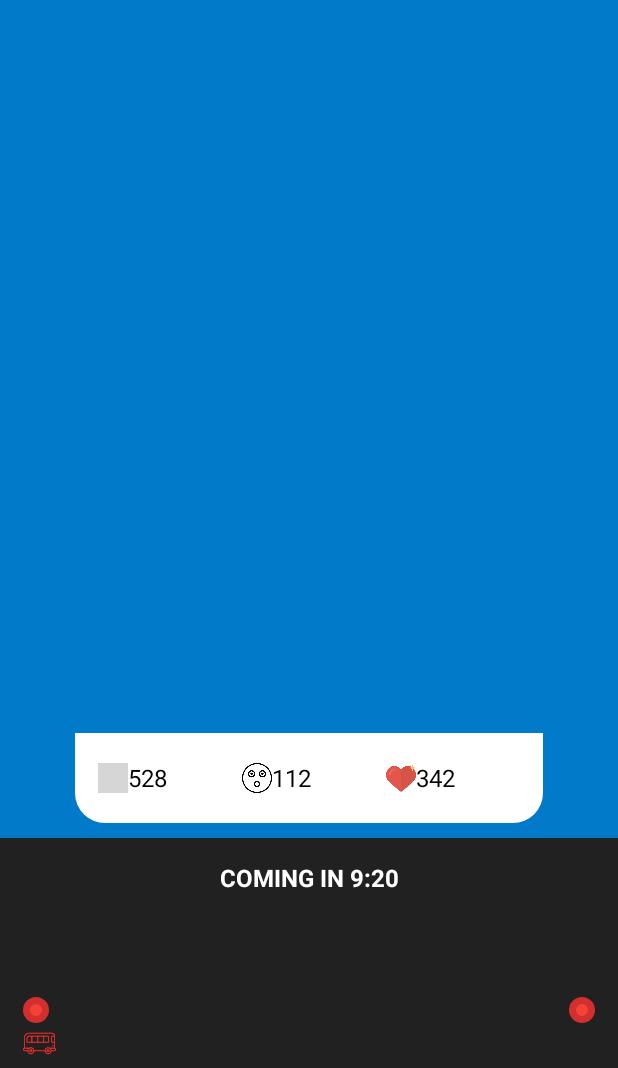
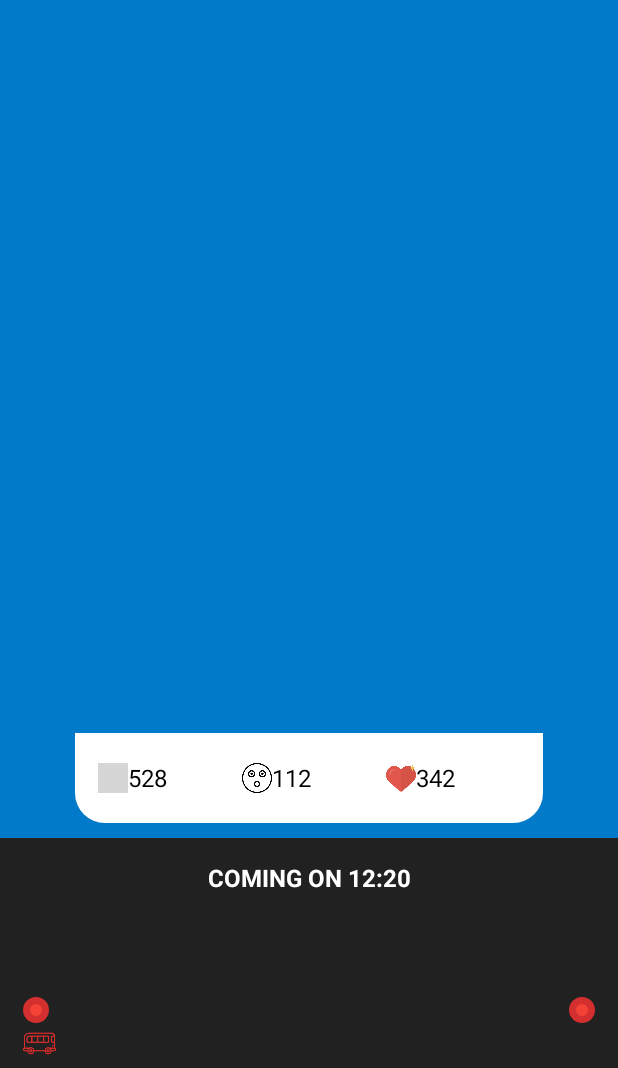
Before and after one commit to ashalva/hackjunction2016, an Android app: the StoryActivity screen opened directly, with no data from a screen before it, after a tap on "527", on a phone screen of 412 x 824 dp, the part 168-1236 px from its top. Run offline under Robolectric (Android 15) with nearby library versions, the phone set to English and light mode, and no system bars; 14 statements that could not run were skipped; grey boxes are pictures that could not be loaded.

Commit message:
Countdowns

```diff
--- a/BusJunctionChallenge/app/src/main/java/com/junction/hack/busjunctionchallenge/StoryActivity.java
+++ b/BusJunctionChallenge/app/src/main/java/com/junction/hack/busjunctionchallenge/StoryActivity.java
@@ -1,6 +1,7 @@
 package com.junction.hack.busjunctionchallenge;
 
 import android.content.DialogInterface;
+import android.os.CountDownTimer;
 import android.support.v4.content.ContextCompat;
 import android.support.v7.app.AlertDialog;
 import android.support.v7.app.AppCompatActivity;
@@ -128,29 +129,27 @@ public class StoryActivity extends AppCompatActivity implements Animation.Animat
                 return super.onOptionsItemSelected(item);
         }
     }
-    int secondCount = 0;
-    int minuteCount = 0;
+
     private void startCountDown() {
         final TextView countDown = (TextView)findViewById(R.id.countdown);
-        minuteCount = storyViewModel.getDuration();
-        countDown.setText(String.format("COMING IN 9:20",minuteCount,secondCount));
-        Timer T=new Timer();
-        T.scheduleAtFixedRate(new TimerTask() {
-            @Override
-            public void run() {
-                runOnUiThread(new Runnable()
-                {
-                    @Override
-                    public void run()
-                    {
-                        secondCount++;
+        new CountDownTimer(storyViewModel.getTravelDuration(), 1000) {
 
-                    }
-                });
+            public void onTick(long millisUntilFinished) {
+                countDown.setText(formatTime(millisUntilFinished));
             }
-        }, 1000, 1000);
+
+            public void onFinish() {
+                countDown.setText("BUS ARRIVED");
+            }
+        }.start();
 
     }
+
+    private String formatTime(long millisUntilFinished) {
+        int seconds = (int) ((millisUntilFinished % 60000) / 1000);
+        return "COMING IN: " + millisUntilFinished / 60000 + ":" + seconds;
+    }
+
     private void createRoute(RelativeLayout view) {
 
         float startX = _startPoint.getX() + _startPoint.getWidth() / 2;
--- a/BusJunctionChallenge/app/src/main/java/com/junction/hack/busjunctionchallenge/factory/StoryResponseFactory.java
+++ b/BusJunctionChallenge/app/src/main/java/com/junction/hack/busjunctionchallenge/factory/StoryResponseFactory.java
@@ -17,7 +17,7 @@ public class StoryResponseFactory {
 
     public StoryResponseFactory() {
         this.stories = new ArrayList<>();
-        this.minutes = 1;
+        this.minutes = 2;
 
         this.stories.add(
                 new Story(R.drawable.donald_trump, "Ronald Reagan", "Ronald Wilson Reagan (/ˈrɒnəld ˈwɪlsən ˈreɪɡən/; February 6, 1911 – June 5, 2004) was an American politician and actor who was the 40th President of the United States", 20, 3, 1)
--- a/BusJunctionChallenge/app/src/main/java/com/junction/hack/busjunctionchallenge/viewmodels/StoryViewModel.java
+++ b/BusJunctionChallenge/app/src/main/java/com/junction/hack/busjunctionchallenge/viewmodels/StoryViewModel.java
@@ -46,7 +46,11 @@ public class StoryViewModel implements Serializable {
     }
 
     public int getDuration() {
-        return (this.storyResponse.getMinutes() * 60 * 300 / this.getStorySize());
+        return (this.storyResponse.getMinutes() * 60 * 1000 / this.getStorySize());
+    }
+
+    public int getTravelDuration() {
+        return this.storyResponse.getMinutes() * 60 * 1000;
     }
 
 }
```
Also changed, not shown: BusJunctionChallenge/app/src/main/java/com/junction/hack/busjunctionchallenge/factory/BusNumberResponseFactory.java (+5 -5 lines).
